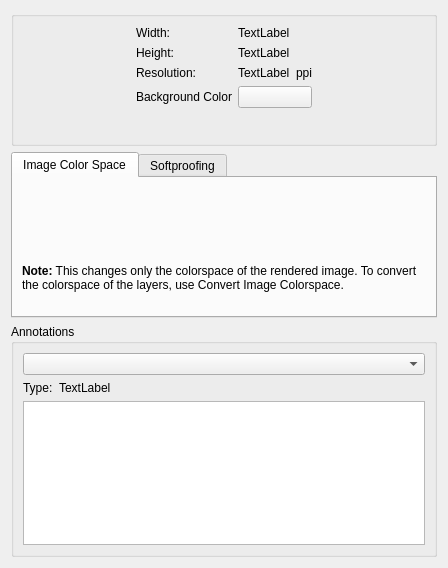
KDE/krita, file libs/ui/forms/wdgimageproperties.ui: the form before one commit.
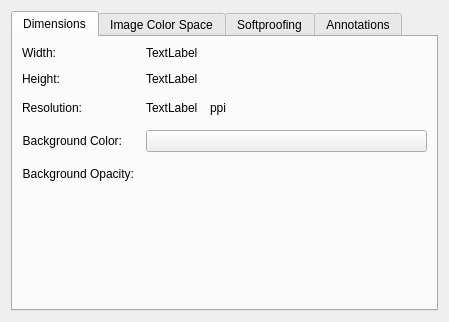
The form after the commit. Custom widgets are drawn as their Qt base class.

Commit message: make all the image properties areas tabs so it is not so tall

What changed in the file:
```diff
--- a/libs/ui/forms/wdgimageproperties.ui
+++ b/libs/ui/forms/wdgimageproperties.ui
@@ -6,37 +6,40 @@
    <rect>
     <x>0</x>
     <y>0</y>
-    <width>448</width>
-    <height>568</height>
+    <width>449</width>
+    <height>322</height>
    </rect>
   </property>
   <property name="windowTitle">
    <string>New Image</string>
   </property>
-  <layout class="QGridLayout" name="gridLayout_2">
-   <item row="0" column="0">
-    <widget class="QGroupBox" name="grpImage">
-     <property name="title">
-      <string/>
-     </property>
-     <layout class="QHBoxLayout" name="horizontalLayout_3">
+  <layout class="QVBoxLayout" name="verticalLayout_3">
       <item>
-       <spacer name="horizontalSpacer">
-        <property name="orientation">
-         <enum>Qt::Horizontal</enum>
-        </property>
-        <property name="sizeHint" stdset="0">
-         <size>
-          <width>95</width>
-          <height>61</height>
-         </size>
-        </property>
-       </spacer>
-      </item>
+    <widget class="QTabWidget" name="grpColorM">
+     <property name="currentIndex">
+      <number>0</number>
+     </property>
+     <widget class="QWidget" name="tab_2">
+      <attribute name="title">
+       <string>Dimensions</string>
+      </attribute>
+      <layout class="QVBoxLayout" name="verticalLayout_4">
       <item>
        <layout class="QFormLayout" name="formLayout">
+         <property name="horizontalSpacing">
+          <number>12</number>
+         </property>
+         <property name="verticalSpacing">
+          <number>12</number>
+         </property>
         <item row="0" column="0">
          <widget class="QLabel" name="lblWidth">
+           <property name="sizePolicy">
+            <sizepolicy hsizetype="Minimum" vsizetype="Preferred">
+             <horstretch>0</horstretch>
+             <verstretch>0</verstretch>
+            </sizepolicy>
+           </property>
           <property name="text">
            <string>Width:</string>
           </property>
@@ -54,6 +57,12 @@
         </item>
         <item row="1" column="0">
          <widget class="QLabel" name="lblHeight">
+           <property name="sizePolicy">
+            <sizepolicy hsizetype="Minimum" vsizetype="Preferred">
+             <horstretch>0</horstretch>
+             <verstretch>0</verstretch>
+            </sizepolicy>
+           </property>
           <property name="text">
            <string>Height:</string>
           </property>
@@ -71,6 +80,12 @@
         </item>
         <item row="2" column="0">
          <widget class="QLabel" name="lblResolution">
+           <property name="sizePolicy">
+            <sizepolicy hsizetype="Minimum" vsizetype="Preferred">
+             <horstretch>0</horstretch>
+             <verstretch>0</verstretch>
+            </sizepolicy>
+           </property>
           <property name="text">
            <string>Resolution:</string>
           </property>
@@ -83,6 +98,12 @@
          <layout class="QHBoxLayout" name="horizontalLayout">
           <item>
            <widget class="QLabel" name="lblResolutionValue">
+             <property name="sizePolicy">
+              <sizepolicy hsizetype="Minimum" vsizetype="Preferred">
+               <horstretch>0</horstretch>
+               <verstretch>0</verstretch>
+              </sizepolicy>
+             </property>
             <property name="text">
              <string comment="KDE::DoNotExtract">TextLabel</string>
             </property>
@@ -98,12 +119,34 @@
             </property>
            </widget>
           </item>
+           <item>
+            <spacer name="horizontalSpacer">
+             <property name="orientation">
+              <enum>Qt::Horizontal</enum>
+             </property>
+             <property name="sizeHint" stdset="0">
+              <size>
+               <width>40</width>
+               <height>20</height>
+              </size>
+             </property>
+            </spacer>
+           </item>
          </layout>
         </item>
         <item row="3" column="0">
          <widget class="QLabel" name="lblBgColor">
+           <property name="sizePolicy">
+            <sizepolicy hsizetype="Minimum" vsizetype="Preferred">
+             <horstretch>0</horstretch>
+             <verstretch>0</verstretch>
+            </sizepolicy>
+           </property>
           <property name="text">
-           <string comment="The background color of the image's projection">Background Color</string>
+            <string comment="The background color of the image's projection">Background Color:</string>
+           </property>
+           <property name="alignment">
+            <set>Qt::AlignRight|Qt::AlignTrailing|Qt::AlignVCenter</set>
           </property>
          </widget>
         </item>
@@ -114,7 +157,7 @@
           </property>
          </widget>
         </item>
-        <item row="4" column="0" colspan="2">
+         <item row="4" column="1">
          <widget class="KisDoubleSliderSpinBox" name="sldBackgroundColor" native="true">
           <property name="minimumSize">
            <size>
@@ -124,88 +167,26 @@
           </property>
          </widget>
         </item>
-       </layout>
-      </item>
-      <item>
-       <spacer>
-        <property name="orientation">
-         <enum>Qt::Horizontal</enum>
-        </property>
-        <property name="sizeType">
-         <enum>QSizePolicy::Expanding</enum>
-        </property>
-        <property name="sizeHint" stdset="0">
-         <size>
-          <width>95</width>
-          <height>61</height>
-         </size>
-        </property>
-       </spacer>
-      </item>
-     </layout>
-    </widget>
-   </item>
-   <item row="2" column="0">
-    <widget class="QGroupBox" name="grpAnnotations">
-     <property name="title">
-      <string>Annotations</string>
-     </property>
-     <layout class="QVBoxLayout" name="verticalLayout_2">
-      <item>
-       <widget class="QComboBox" name="cmbAnnotations"/>
-      </item>
-      <item>
-       <layout class="QHBoxLayout" name="horizontalLayout_2">
-        <item>
-         <widget class="QLabel" name="label_3">
-          <property name="text">
-           <string>Type:</string>
-          </property>
-         </widget>
-        </item>
-        <item>
-         <widget class="QLabel" name="lblDescription">
+         <item row="4" column="0">
+          <widget class="QLabel" name="label_4">
           <property name="sizePolicy">
-           <sizepolicy hsizetype="MinimumExpanding" vsizetype="Preferred">
+            <sizepolicy hsizetype="Minimum" vsizetype="Preferred">
             <horstretch>0</horstretch>
             <verstretch>0</verstretch>
            </sizepolicy>
           </property>
           <property name="text">
-           <string>TextLabel</string>
-          </property>
+            <string>Background Opacity:</string>
+           </property>
+           <property name="alignment">
+            <set>Qt::AlignRight|Qt::AlignTrailing|Qt::AlignVCenter</set>
+           </property>
          </widget>
         </item>
        </layout>
       </item>
-      <item>
-       <widget class="QPlainTextEdit" name="txtAnnotation">
-        <property name="readOnly">
-         <bool>true</bool>
-        </property>
-       </widget>
-      </item>
-     </layout>
-    </widget>
-   </item>
-   <item row="3" column="0">
-    <spacer name="verticalSpacer">
-     <property name="orientation">
-      <enum>Qt::Vertical</enum>
-     </property>
-     <property name="sizeHint" stdset="0">
-      <size>
-       <width>20</width>
-       <height>40</height>
-      </size>
-     </property>
-    </spacer>
-   </item>
-   <item row="1" column="0">
-    <widget class="QTabWidget" name="grpColorM">
-     <property name="currentIndex">
-      <number>0</number>
-     </property>
+      </layout>
+     </widget>
      <widget class="QWidget" name="grpMode">
       <attribute name="title">
        <string>Image Color Space</string>
@@ -322,6 +303,47 @@
        </item>
       </layout>
      </widget>
+     <widget class="QWidget" name="tab">
+      <attribute name="title">
+       <string>Annotations</string>
+      </attribute>
+      <layout class="QVBoxLayout" name="verticalLayout_2">
+       <item>
+        <widget class="QComboBox" name="cmbAnnotations"/>
+       </item>
+       <item>
+        <layout class="QHBoxLayout" name="horizontalLayout_2">
+         <item>
+          <widget class="QLabel" name="label_3">
+           <property name="text">
+            <string>Type:</string>
+           </property>
+          </widget>
+         </item>
+         <item>
+          <widget class="QLabel" name="lblDescription">
+           <property name="sizePolicy">
+            <sizepolicy hsizetype="MinimumExpanding" vsizetype="Preferred">
+             <horstretch>0</horstretch>
+             <verstretch>0</verstretch>
+            </sizepolicy>
+           </property>
+           <property name="text">
+            <string>TextLabel</string>
+           </property>
+          </widget>
+         </item>
+        </layout>
+       </item>
+       <item>
+        <widget class="QPlainTextEdit" name="txtAnnotation">
+         <property name="readOnly">
+          <bool>true</bool>
+         </property>
+        </widget>
+       </item>
+      </layout>
+     </widget>
     </widget>
    </item>
   </layout>
```
Left out of the diff: 4 changed lines with no effect on the pictures. Lines whose indentation alone changed are shown as unchanged.
